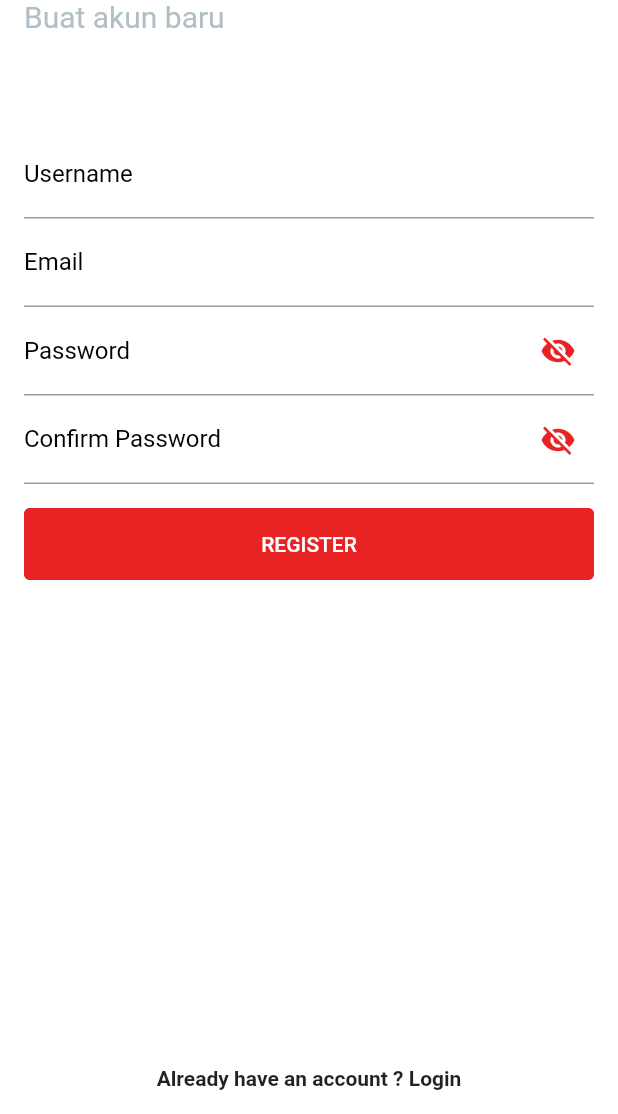
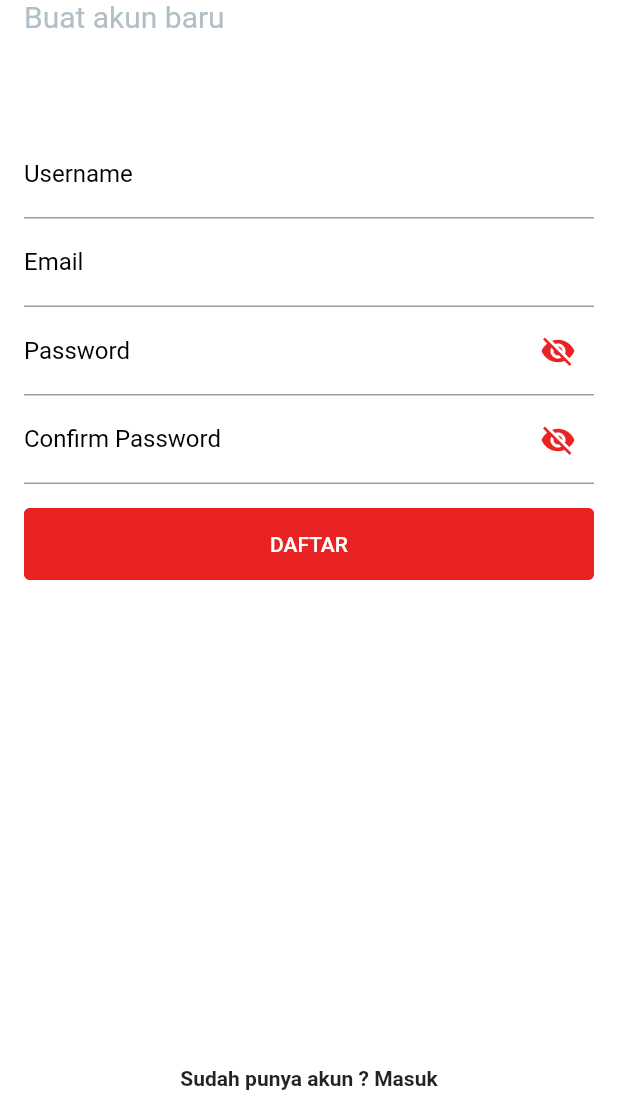
Before and after one commit to CevinWays/medisains, a Flutter app: the RegisterPage screen opened directly, on a phone screen of 412 x 824 dp, the part 122-1236 px from its top. Run offline on Flutter 3.47's test engine with Material 2 defaults, Android fonts, the phone set to English and light mode, and no system bars; our stand-ins replace bloc, carousel_slider, cloud_firestore, equatable, firebase_auth, firebase_core and 5 more; missing offline and left inert: flutter_stetho; accounts and stored records are empty.

Commit message:
Fixing bug

```diff
--- a/lib/pages/auth/layouts/login_page.dart
+++ b/lib/pages/auth/layouts/login_page.dart
@@ -121,7 +121,7 @@ class _LoginPageState extends State<LoginPage> {
                   onPressed: () => _login(),
                   color: primaryColor,
                   child: Text(
-                    "LOGIN",
+                    "MASUK",
                     style: TextStyle(color: Colors.white),
                   ),
                   shape: RoundedRectangleBorder(
@@ -140,7 +140,7 @@ class _LoginPageState extends State<LoginPage> {
       padding: EdgeInsets.all(16),
       child: GestureDetector(
         onTap: ()=> Navigator.push(context, MaterialPageRoute(builder: (context)=>RegisterPage())),
-        child: Text("Don’t have any account ? Register",
+        child: Text("Belum punya akun ? Daftar",
             style: TextStyle(fontWeight: FontWeight.bold),
             textAlign: TextAlign.center),
       ),
--- a/lib/pages/auth/layouts/register_page.dart
+++ b/lib/pages/auth/layouts/register_page.dart
@@ -155,7 +155,7 @@ class _RegisterPageState extends State<RegisterPage> {
                   onPressed: () => _register(),
                   color: primaryColor,
                   child: Text(
-                    "REGISTER",
+                    "DAFTAR",
                     style: TextStyle(color: Colors.white),
                   ),
                   shape: RoundedRectangleBorder(
@@ -174,7 +174,7 @@ class _RegisterPageState extends State<RegisterPage> {
       padding: EdgeInsets.all(16),
       child: GestureDetector(
         onTap: ()=> Navigator.push(context, MaterialPageRoute(builder: (context)=>LoginPage())),
-        child: Text("Already have an account ? Login",
+        child: Text("Sudah punya akun ? Masuk",
             style: TextStyle(fontWeight: FontWeight.bold),
             textAlign: TextAlign.center),
       ),
--- a/lib/pages/onboarding/onboarding_page.dart
+++ b/lib/pages/onboarding/onboarding_page.dart
@@ -39,7 +39,7 @@ class OnBoardingPage extends StatelessWidget {
             Container(
               margin: EdgeInsets.only(top: 32),
               child: Text(
-                "Lorem ipsum dolor sit \n amet consectetur adipiscing elit sed",
+                "Bersama medisains menjadi lebih mudah \n segera tulis penelitian mu",
                 style: TextStyle(fontSize: 16, fontWeight: FontWeight.bold),
                 textAlign: TextAlign.center,
               ),
@@ -58,7 +58,7 @@ class OnBoardingPage extends StatelessWidget {
           _navigateToOnBoardingSecond(context);
         },
         color: primaryColor,
-        child: Text("NEXT", style: TextStyle(color: Colors.white),),
+        child: Text("LANJUT", style: TextStyle(color: Colors.white),),
         shape: RoundedRectangleBorder(
             borderRadius: BorderRadius.circular(4),
             side: BorderSide(color: primaryColor)
```
